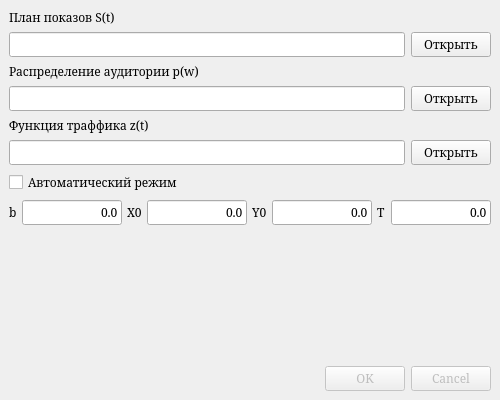
Above: ui_raw/initial_window.ui from Andrey-Tkachev/threshold-dynamics before the change. Below: the same form after it.
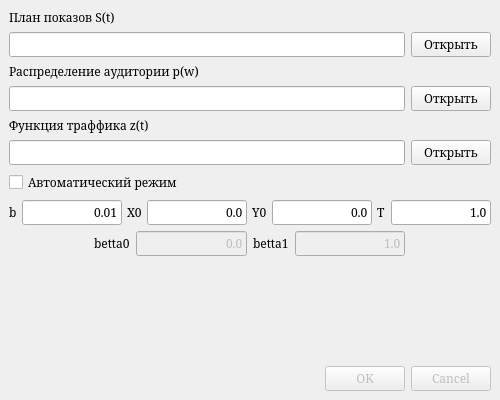
That is the form after the change.

What changed in the file:
```diff
--- a/ui_raw/initial_window.ui
+++ b/ui_raw/initial_window.ui
@@ -252,7 +252,7 @@
       <item>
        <widget class="QLineEdit" name="bettaInitialField">
         <property name="text">
-         <string>0.0</string>
+         <string>0.01</string>
         </property>
         <property name="alignment">
          <set>Qt::AlignRight|Qt::AlignTrailing|Qt::AlignVCenter</set>
@@ -303,6 +303,52 @@
       <item>
        <widget class="QLineEdit" name="tInitialField">
         <property name="text">
+         <string>1.0</string>
+        </property>
+        <property name="alignment">
+         <set>Qt::AlignRight|Qt::AlignTrailing|Qt::AlignVCenter</set>
+        </property>
+       </widget>
+      </item>
+     </layout>
+    </item>
+    <item>
+     <layout class="QHBoxLayout" name="horizontalLayout_2">
+      <item>
+       <spacer name="horizontalSpacer_2">
+        <property name="orientation">
+         <enum>Qt::Horizontal</enum>
+        </property>
+        <property name="sizeHint" stdset="0">
+         <size>
+          <width>100</width>
+          <height>20</height>
+         </size>
+        </property>
+       </spacer>
+      </item>
+      <item>
+       <widget class="QLabel" name="label_4">
+        <property name="text">
+         <string>betta0</string>
+        </property>
+       </widget>
+      </item>
+      <item>
+       <widget class="QLineEdit" name="betta0InitialField">
+        <property name="enabled">
+         <bool>false</bool>
+        </property>
+        <property name="sizePolicy">
+         <sizepolicy hsizetype="Preferred" vsizetype="Fixed">
+          <horstretch>0</horstretch>
+          <verstretch>0</verstretch>
+         </sizepolicy>
+        </property>
+        <property name="inputMethodHints">
+         <set>Qt::ImhFormattedNumbersOnly</set>
+        </property>
+        <property name="text">
          <string>0.0</string>
         </property>
         <property name="alignment">
@@ -310,6 +356,51 @@
         </property>
        </widget>
       </item>
+      <item>
+       <widget class="QLabel" name="label_5">
+        <property name="text">
+         <string>betta1</string>
+        </property>
+       </widget>
+      </item>
+      <item>
+       <widget class="QLineEdit" name="betta1InitialField">
+        <property name="enabled">
+         <bool>false</bool>
+        </property>
+        <property name="sizePolicy">
+         <sizepolicy hsizetype="Preferred" vsizetype="Fixed">
+          <horstretch>0</horstretch>
+          <verstretch>0</verstretch>
+         </sizepolicy>
+        </property>
+        <property name="inputMethodHints">
+         <set>Qt::ImhFormattedNumbersOnly</set>
+        </property>
+        <property name="text">
+         <string>1.0</string>
+        </property>
+        <property name="alignment">
+         <set>Qt::AlignRight|Qt::AlignTrailing|Qt::AlignVCenter</set>
+        </property>
+       </widget>
+      </item>
+      <item>
+       <spacer name="horizontalSpacer">
+        <property name="orientation">
+         <enum>Qt::Horizontal</enum>
+        </property>
+        <property name="sizeType">
+         <enum>QSizePolicy::Expanding</enum>
+        </property>
+        <property name="sizeHint" stdset="0">
+         <size>
+          <width>100</width>
+          <height>20</height>
+         </size>
+        </property>
+       </spacer>
+      </item>
      </layout>
     </item>
     <item>
```
